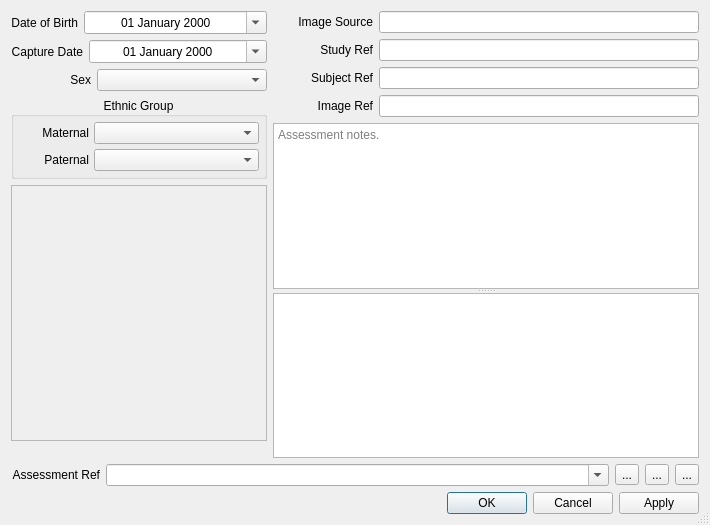
First picture: the form in forms/ScanInfoDialog.ui, repository frontiersi/FaceTools, before the edit.
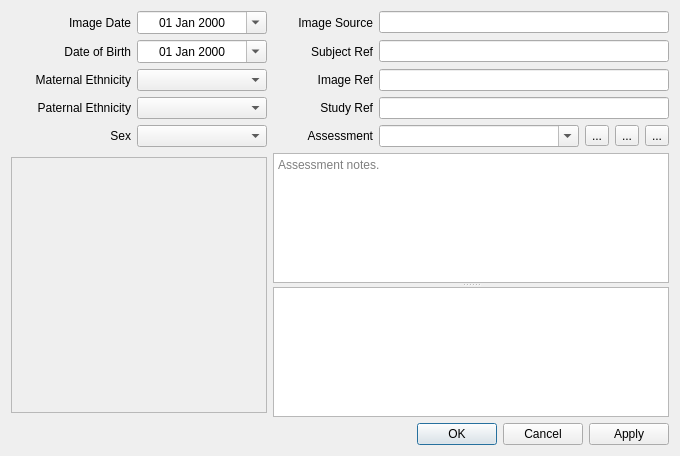
Second picture: the form after the edit. Icons and pictures are not drawn. Custom widgets are drawn as their Qt base class.

What changed in the file:
```diff
--- a/forms/ScanInfoDialog.ui
+++ b/forms/ScanInfoDialog.ui
@@ -6,8 +6,8 @@
    <rect>
     <x>0</x>
     <y>0</y>
-    <width>710</width>
-    <height>525</height>
+    <width>678</width>
+    <height>456</height>
    </rect>
   </property>
   <property name="sizePolicy">
@@ -30,106 +30,27 @@
     <normaloff>:/logos/window_icon.png</normaloff>:/logos/window_icon.png</iconset>
   </property>
   <property name="sizeGripEnabled">
-   <bool>true</bool>
+   <bool>false</bool>
   </property>
-  <layout class="QVBoxLayout" name="verticalLayout_4">
-   <property name="sizeConstraint">
-    <enum>QLayout::SetDefaultConstraint</enum>
-   </property>
+  <layout class="QVBoxLayout" name="verticalLayout">
    <item>
-    <layout class="QHBoxLayout" name="horizontalLayout_5" stretch="0,1">
-     <item>
-      <layout class="QVBoxLayout" name="verticalLayout_2" stretch="0,0,0,0,0,1">
-       <item>
-        <layout class="QHBoxLayout" name="horizontalLayout" stretch="0,1">
-         <item>
-          <widget class="QLabel" name="label_3">
-           <property name="sizePolicy">
-            <sizepolicy hsizetype="Maximum" vsizetype="Preferred">
-             <horstretch>0</horstretch>
-             <verstretch>0</verstretch>
-            </sizepolicy>
-           </property>
-           <property name="minimumSize">
-            <size>
-             <width>0</width>
-             <height>0</height>
-            </size>
-           </property>
-           <property name="maximumSize">
-            <size>
-             <width>80</width>
-             <height>16777215</height>
-            </size>
-           </property>
-           <property name="text">
-            <string>Date of Birth</string>
-           </property>
-           <property name="alignment">
-            <set>Qt::AlignRight|Qt::AlignTrailing|Qt::AlignVCenter</set>
-           </property>
-           <property name="buddy">
-            <cstring>dobDateEdit</cstring>
-           </property>
-          </widget>
-         </item>
-         <item>
-          <widget class="QDateEdit" name="dobDateEdit">
-           <property name="sizePolicy">
-            <sizepolicy hsizetype="Ignored" vsizetype="Preferred">
-             <horstretch>0</horstretch>
-             <verstretch>0</verstretch>
-            </sizepolicy>
-           </property>
-           <property name="minimumSize">
-            <size>
-             <width>120</width>
-             <height>0</height>
-            </size>
-           </property>
-           <property name="toolTip">
-            <string>When was the subject born?</string>
-           </property>
-           <property name="whatsThis">
-            <string>The subject's date of birth. Required to calculate the subject's age so that (together with sex and ethnicity) the significance of facial metrics can be accurately determined.</string>
-           </property>
-           <property name="alignment">
-            <set>Qt::AlignCenter</set>
-           </property>
-           <property name="displayFormat">
-            <string>dd MMMM yyyy</string>
-           </property>
-           <property name="calendarPopup">
-            <bool>true</bool>
-           </property>
-          </widget>
-         </item>
-        </layout>
-       </item>
-       <item>
-        <layout class="QHBoxLayout" name="horizontalLayout_4" stretch="0,1">
+    <layout class="QHBoxLayout" name="horizontalLayout_6" stretch="0,0,0,1">
          <item>
           <widget class="QLabel" name="label_4">
-           <property name="sizePolicy">
-            <sizepolicy hsizetype="Maximum" vsizetype="Preferred">
-             <horstretch>0</horstretch>
-             <verstretch>0</verstretch>
-            </sizepolicy>
-           </property>
            <property name="minimumSize">
             <size>
-             <width>0</width>
+         <width>120</width>
              <height>0</height>
             </size>
            </property>
            <property name="maximumSize">
             <size>
-             <width>80</width>
+         <width>16777215</width>
              <height>16777215</height>
             </size>
            </property>
            <property name="text">
-            <string>Capture Date</string>
+        <string>Image Date</string>
            </property>
            <property name="alignment">
             <set>Qt::AlignRight|Qt::AlignTrailing|Qt::AlignVCenter</set>
@@ -142,14 +63,14 @@
          <item>
           <widget class="QDateEdit" name="captureDateEdit">
            <property name="sizePolicy">
-            <sizepolicy hsizetype="Ignored" vsizetype="Preferred">
+        <sizepolicy hsizetype="Preferred" vsizetype="Fixed">
              <horstretch>0</horstretch>
              <verstretch>0</verstretch>
             </sizepolicy>
            </property>
            <property name="minimumSize">
             <size>
-             <width>120</width>
+         <width>130</width>
              <height>0</height>
             </size>
            </property>
@@ -163,262 +84,15 @@
             <set>Qt::AlignCenter</set>
            </property>
            <property name="displayFormat">
-            <string>dd MMMM yyyy</string>
+        <string>dd MMM yyyy</string>
            </property>
            <property name="calendarPopup">
             <bool>true</bool>
            </property>
           </widget>
          </item>
-        </layout>
-       </item>
-       <item>
-        <layout class="QHBoxLayout" name="horizontalLayout_2">
-         <item>
-          <widget class="QLabel" name="label_2">
-           <property name="sizePolicy">
-            <sizepolicy hsizetype="Preferred" vsizetype="Preferred">
-             <horstretch>0</horstretch>
-             <verstretch>0</verstretch>
-            </sizepolicy>
-           </property>
-           <property name="minimumSize">
-            <size>
-             <width>80</width>
-             <height>0</height>
-            </size>
-           </property>
-           <property name="maximumSize">
-            <size>
-             <width>80</width>
-             <height>16777215</height>
-            </size>
-           </property>
-           <property name="text">
-            <string>Sex</string>
-           </property>
-           <property name="alignment">
-            <set>Qt::AlignRight|Qt::AlignTrailing|Qt::AlignVCenter</set>
-           </property>
-           <property name="buddy">
-            <cstring>sexComboBox</cstring>
-           </property>
-          </widget>
-         </item>
-         <item>
-          <widget class="QComboBox" name="sexComboBox">
-           <property name="sizePolicy">
-            <sizepolicy hsizetype="Ignored" vsizetype="Preferred">
-             <horstretch>0</horstretch>
-             <verstretch>0</verstretch>
-            </sizepolicy>
-           </property>
-           <property name="minimumSize">
-            <size>
-             <width>120</width>
-             <height>0</height>
-            </size>
-           </property>
-           <property name="toolTip">
-            <string>The subject's sex.</string>
-           </property>
-           <property name="statusTip">
-            <string/>
-           </property>
-           <property name="whatsThis">
-            <string>&lt;html&gt;&lt;head/&gt;&lt;body&gt;&lt;p&gt;Subject's sex (not gender).&lt;/p&gt;&lt;/body&gt;&lt;/html&gt;</string>
-           </property>
-          </widget>
-         </item>
-        </layout>
-       </item>
-       <item>
-        <widget class="QGroupBox" name="groupBox">
-         <property name="maximumSize">
-          <size>
-           <width>256</width>
-           <height>16777215</height>
-          </size>
-         </property>
-         <property name="title">
-          <string>Ethnic Group</string>
-         </property>
-         <property name="alignment">
-          <set>Qt::AlignCenter</set>
-         </property>
-         <layout class="QVBoxLayout" name="verticalLayout">
-          <property name="spacing">
-           <number>5</number>
-          </property>
-          <property name="leftMargin">
-           <number>5</number>
-          </property>
-          <property name="topMargin">
-           <number>5</number>
-          </property>
-          <property name="rightMargin">
-           <number>5</number>
-          </property>
-          <property name="bottomMargin">
-           <number>5</number>
-          </property>
-          <item>
-           <layout class="QHBoxLayout" name="horizontalLayout_7" stretch="0,1">
-            <item>
-             <widget class="QLabel" name="label">
-              <property name="sizePolicy">
-               <sizepolicy hsizetype="Maximum" vsizetype="Preferred">
-                <horstretch>0</horstretch>
-                <verstretch>0</verstretch>
-               </sizepolicy>
-              </property>
-              <property name="minimumSize">
-               <size>
-                <width>70</width>
-                <height>0</height>
-               </size>
-              </property>
-              <property name="text">
-               <string>Maternal</string>
-              </property>
-              <property name="alignment">
-               <set>Qt::AlignRight|Qt::AlignTrailing|Qt::AlignVCenter</set>
-              </property>
-              <property name="buddy">
-               <cstring>maternalEthnicityComboBox</cstring>
-              </property>
-             </widget>
-            </item>
-            <item>
-             <widget class="QTools::TreeComboBox" name="maternalEthnicityComboBox">
-              <property name="sizePolicy">
-               <sizepolicy hsizetype="Preferred" vsizetype="Preferred">
-                <horstretch>0</horstretch>
-                <verstretch>0</verstretch>
-               </sizepolicy>
-              </property>
-              <property name="toolTip">
-               <string>Ethnicity of the subject's mother.</string>
-              </property>
-              <property name="whatsThis">
-               <string>Ethnic group categories are provided according to the Australian Bureau of Statistics &quot;1249.0 - Australian Standard Classification of Cultural and Ethnic Groups (ASCCEG), 2016&quot;.</string>
-              </property>
-             </widget>
-            </item>
-           </layout>
-          </item>
-          <item>
-           <layout class="QHBoxLayout" name="horizontalLayout_10" stretch="0,1">
-            <item>
-             <widget class="QLabel" name="label_5">
-              <property name="sizePolicy">
-               <sizepolicy hsizetype="Maximum" vsizetype="Preferred">
-                <horstretch>0</horstretch>
-                <verstretch>0</verstretch>
-               </sizepolicy>
-              </property>
-              <property name="minimumSize">
-               <size>
-                <width>70</width>
-                <height>0</height>
-               </size>
-              </property>
-              <property name="text">
-               <string>Paternal</string>
-              </property>
-              <property name="alignment">
-               <set>Qt::AlignRight|Qt::AlignTrailing|Qt::AlignVCenter</set>
-              </property>
-              <property name="buddy">
-               <cstring>paternalEthnicityComboBox</cstring>
-              </property>
-             </widget>
-            </item>
-            <item>
-             <widget class="QTools::TreeComboBox" name="paternalEthnicityComboBox">
-              <property name="sizePolicy">
-               <sizepolicy hsizetype="Preferred" vsizetype="Preferred">
-                <horstretch>0</horstretch>
-                <verstretch>0</verstretch>
-               </sizepolicy>
-              </property>
-              <property name="toolTip">
-               <string>Ethnicity of the subject's father.</string>
-              </property>
-              <property name="statusTip">
-               <string>Ethnic group categories are provided according to the Australian Bureau of Statistics &quot;1249.0 - Australian Standard Classification of Cultural and Ethnic Groups (ASCCEG), 2016&quot;.</string>
-              </property>
-             </widget>
-            </item>
-           </layout>
-          </item>
-         </layout>
-        </widget>
-       </item>
-       <item>
-        <widget class="QLabel" name="imageLabel">
-         <property name="sizePolicy">
-          <sizepolicy hsizetype="Maximum" vsizetype="Maximum">
-           <horstretch>0</horstretch>
-           <verstretch>0</verstretch>
-          </sizepolicy>
-         </property>
-         <property name="minimumSize">
-          <size>
-           <width>256</width>
-           <height>256</height>
-          </size>
-         </property>
-         <property name="maximumSize">
-          <size>
-           <width>256</width>
-           <height>256</height>
-          </size>
-         </property>
-         <property name="whatsThis">
-          <string/>
-         </property>
-         <property name="frameShape">
-          <enum>QFrame::StyledPanel</enum>
-         </property>
-         <property name="frameShadow">
-          <enum>QFrame::Sunken</enum>
-         </property>
-         <property name="text">
-          <string/>
-         </property>
-         <property name="alignment">
-          <set>Qt::AlignCenter</set>
-         </property>
-        </widget>
-       </item>
-       <item>
-        <spacer name="verticalSpacer">
-         <property name="orientation">
-          <enum>Qt::Vertical</enum>
-         </property>
-         <property name="sizeHint" stdset="0">
-          <size>
-           <width>20</width>
-           <height>40</height>
-          </size>
-         </property>
-        </spacer>
-       </item>
-      </layout>
-     </item>
-     <item>
-      <layout class="QVBoxLayout" name="verticalLayout_3">
-       <item>
-        <layout class="QHBoxLayout" name="horizontalLayout_9" stretch="0,1">
          <item>
           <widget class="QLabel" name="label_6">
-           <property name="sizePolicy">
-            <sizepolicy hsizetype="Preferred" vsizetype="Preferred">
-             <horstretch>0</horstretch>
-             <verstretch>0</verstretch>
-            </sizepolicy>
-           </property>
            <property name="minimumSize">
             <size>
              <width>100</width>
@@ -438,15 +112,9 @@
          </item>
          <item>
           <widget class="QLineEdit" name="sourceLineEdit">
-           <property name="sizePolicy">
-            <sizepolicy hsizetype="Preferred" vsizetype="Preferred">
-             <horstretch>0</horstretch>
-             <verstretch>0</verstretch>
-            </sizepolicy>
-           </property>
            <property name="minimumSize">
             <size>
-             <width>111</width>
+         <width>200</width>
              <height>0</height>
             </size>
            </property>
@@ -464,23 +132,23 @@
         </layout>
        </item>
        <item>
-        <layout class="QHBoxLayout" name="horizontalLayout_6" stretch="0,1">
+    <layout class="QHBoxLayout" name="horizontalLayout_4" stretch="0,0,0,1">
          <item>
-          <widget class="QLabel" name="label_8">
-           <property name="sizePolicy">
-            <sizepolicy hsizetype="Preferred" vsizetype="Preferred">
-             <horstretch>0</horstretch>
-             <verstretch>0</verstretch>
-            </sizepolicy>
-           </property>
+      <widget class="QLabel" name="label_3">
            <property name="minimumSize">
             <size>
-             <width>100</width>
+         <width>120</width>
              <height>0</height>
             </size>
            </property>
+       <property name="maximumSize">
+        <size>
+         <width>16777215</width>
+         <height>16777215</height>
+        </size>
+       </property>
            <property name="text">
-            <string>Study Ref</string>
+        <string>Date of Birth</string>
            </property>
            <property name="alignment">
             <set>Qt::AlignRight|Qt::AlignTrailing|Qt::AlignVCenter</set>
@@ -491,19 +159,25 @@
           </widget>
          </item>
          <item>
-          <widget class="QLineEdit" name="studyIdLineEdit">
+      <widget class="QDateEdit" name="dobDateEdit">
            <property name="sizePolicy">
-            <sizepolicy hsizetype="Preferred" vsizetype="Preferred">
+        <sizepolicy hsizetype="Preferred" vsizetype="Fixed">
              <horstretch>0</horstretch>
              <verstretch>0</verstretch>
             </sizepolicy>
            </property>
            <property name="minimumSize">
             <size>
-             <width>111</width>
+         <width>130</width>
              <height>0</height>
             </size>
            </property>
+       <property name="maximumSize">
+        <size>
+         <width>130</width>
+         <height>16777215</height>
+        </size>
+       </property>
            <property name="toolTip">
             <string>Study or reference code.</string>
            </property>
@@ -513,20 +187,16 @@
            <property name="alignment">
             <set>Qt::AlignCenter</set>
            </property>
-          </widget>
-         </item>
-        </layout>
-       </item>
-       <item>
-        <layout class="QHBoxLayout" name="horizontalLayout_12" stretch="0,1">
+       <property name="displayFormat">
+        <string>dd MMM yyyy</string>
+       </property>
+       <property name="calendarPopup">
+        <bool>true</bool>
+       </property>
+      </widget>
+     </item>
          <item>
           <widget class="QLabel" name="label_11">
-           <property name="sizePolicy">
-            <sizepolicy hsizetype="Preferred" vsizetype="Preferred">
-             <horstretch>0</horstretch>
-             <verstretch>0</verstretch>
-            </sizepolicy>
-           </property>
            <property name="minimumSize">
             <size>
              <width>100</width>
@@ -546,15 +216,9 @@
          </item>
          <item>
           <widget class="QLineEdit" name="subjectIdLineEdit">
-           <property name="sizePolicy">
-            <sizepolicy hsizetype="Preferred" vsizetype="Preferred">
-             <horstretch>0</horstretch>
-             <verstretch>0</verstretch>
-            </sizepolicy>
-           </property>
            <property name="minimumSize">
             <size>
-             <width>111</width>
+         <width>200</width>
              <height>0</height>
             </size>
            </property>
@@ -572,15 +236,62 @@
         </layout>
        </item>
        <item>
-        <layout class="QHBoxLayout" name="horizontalLayout_11" stretch="0,1">
+    <layout class="QHBoxLayout" name="horizontalLayout_3" stretch="0,0,0,1">
+     <item>
+      <widget class="QLabel" name="label">
+       <property name="minimumSize">
+        <size>
+         <width>120</width>
+         <height>0</height>
+        </size>
+       </property>
+       <property name="maximumSize">
+        <size>
+         <width>16777215</width>
+         <height>16777215</height>
+        </size>
+       </property>
+       <property name="text">
+        <string>Maternal Ethnicity</string>
+       </property>
+       <property name="alignment">
+        <set>Qt::AlignRight|Qt::AlignTrailing|Qt::AlignVCenter</set>
+       </property>
+       <property name="buddy">
+        <cstring>maternalEthnicityComboBox</cstring>
+       </property>
+      </widget>
+     </item>
+     <item>
+      <widget class="QTools::TreeComboBox" name="maternalEthnicityComboBox">
+       <property name="sizePolicy">
+        <sizepolicy hsizetype="Preferred" vsizetype="Fixed">
+         <horstretch>0</horstretch>
+         <verstretch>0</verstretch>
+        </sizepolicy>
+       </property>
+       <property name="minimumSize">
+        <size>
+         <width>130</width>
+         <height>0</height>
+        </size>
+       </property>
+       <property name="maximumSize">
+        <size>
+         <width>130</width>
+         <height>16777215</height>
+        </size>
+       </property>
+       <property name="toolTip">
+        <string>Ethnicity of the subject's mother.</string>
+       </property>
+       <property name="whatsThis">
+        <string>Ethnic group categories are provided according to the Australian Bureau of Statistics &quot;1249.0 - Australian Standard Classification of Cultural and Ethnic Groups (ASCCEG), 2016&quot;.</string>
+       </property>
+      </widget>
+     </item>
          <item>
           <widget class="QLabel" name="label_10">
-           <property name="sizePolicy">
-            <sizepolicy hsizetype="Preferred" vsizetype="Preferred">
-             <horstretch>0</horstretch>
-             <verstretch>0</verstretch>
-            </sizepolicy>
-           </property>
            <property name="minimumSize">
             <size>
              <width>100</width>
@@ -600,15 +311,9 @@
          </item>
          <item>
           <widget class="QLineEdit" name="imageIdLineEdit">
-           <property name="sizePolicy">
-            <sizepolicy hsizetype="Preferred" vsizetype="Preferred">
-             <horstretch>0</horstretch>
-             <verstretch>0</verstretch>
-            </sizepolicy>
-           </property>
            <property name="minimumSize">
             <size>
-             <width>111</width>
+         <width>200</width>
              <height>0</height>
             </size>
            </property>
@@ -626,68 +331,165 @@
         </layout>
        </item>
        <item>
-        <widget class="QSplitter" name="splitter">
+    <layout class="QHBoxLayout" name="horizontalLayout_2" stretch="0,0,0,1">
+     <item>
+      <widget class="QLabel" name="label_5">
+       <property name="minimumSize">
+        <size>
+         <width>120</width>
+         <height>0</height>
+        </size>
+       </property>
          <property name="maximumSize">
           <size>
            <width>16777215</width>
            <height>16777215</height>
           </size>
          </property>
-         <property name="orientation">
-          <enum>Qt::Vertical</enum>
-         </property>
-         <property name="childrenCollapsible">
-          <bool>false</bool>
-         </property>
-         <widget class="QPlainTextEdit" name="notesTextEdit">
+       <property name="text">
+        <string>Paternal Ethnicity</string>
+       </property>
+       <property name="alignment">
+        <set>Qt::AlignRight|Qt::AlignTrailing|Qt::AlignVCenter</set>
+       </property>
+       <property name="buddy">
+        <cstring>paternalEthnicityComboBox</cstring>
+       </property>
+      </widget>
+     </item>
+     <item>
+      <widget class="QTools::TreeComboBox" name="paternalEthnicityComboBox">
           <property name="sizePolicy">
-           <sizepolicy hsizetype="Preferred" vsizetype="Preferred">
+        <sizepolicy hsizetype="Preferred" vsizetype="Fixed">
             <horstretch>0</horstretch>
             <verstretch>0</verstretch>
            </sizepolicy>
           </property>
+       <property name="minimumSize">
+        <size>
+         <width>130</width>
+         <height>0</height>
+        </size>
+       </property>
+       <property name="maximumSize">
+        <size>
+         <width>130</width>
+         <height>16777215</height>
+        </size>
+       </property>
           <property name="toolTip">
-           <string>&lt;html&gt;&lt;head/&gt;&lt;body&gt;&lt;p&gt;Record assessment notes.&lt;/p&gt;&lt;/body&gt;&lt;/html&gt;</string>
+        <string>Ethnicity of the subject's father.</string>
+       </property>
+       <property name="statusTip">
+        <string>Ethnic group categories are provided according to the Australian Bureau of Statistics &quot;1249.0 - Australian Standard Classification of Cultural and Ethnic Groups (ASCCEG), 2016&quot;.</string>
+       </property>
+      </widget>
+     </item>
+     <item>
+      <widget class="QLabel" name="label_8">
+       <property name="minimumSize">
+        <size>
+         <width>100</width>
+         <height>0</height>
+        </size>
+       </property>
+       <property name="text">
+        <string>Study Ref</string>
+       </property>
+       <property name="alignment">
+        <set>Qt::AlignRight|Qt::AlignTrailing|Qt::AlignVCenter</set>
+       </property>
+       <property name="buddy">
+        <cstring>studyIdLineEdit</cstring>
+       </property>
+      </widget>
+     </item>
+     <item>
+      <widget class="QLineEdit" name="studyIdLineEdit">
+       <property name="minimumSize">
+        <size>
+         <width>200</width>
+         <height>0</height>
+        </size>
+       </property>
+       <property name="toolTip">
+        <string>Study or reference code.</string>
           </property>
           <property name="whatsThis">
-           <string>&lt;html&gt;&lt;head/&gt;&lt;body&gt;&lt;p&gt;Any useful information pertaining to the assessment of this individual can be input here and will be saved out into the 3DF file format.&lt;/p&gt;&lt;/body&gt;&lt;/html&gt;</string>
-          </property>
-          <property name="placeholderText">
-           <string>Assessment notes.</string>
-          </property>
-         </widget>
-         <widget class="QTextBrowser" name="hpoTermsTextBrowser">
+        <string>&lt;html&gt;&lt;head/&gt;&lt;body&gt;&lt;p&gt;Any relevent study reference  - may be left blank.&lt;/p&gt;&lt;/body&gt;&lt;/html&gt;</string>
+       </property>
+       <property name="alignment">
+        <set>Qt::AlignCenter</set>
+       </property>
+      </widget>
+     </item>
+    </layout>
+   </item>
+   <item>
+    <layout class="QHBoxLayout" name="horizontalLayout" stretch="0,0,0,1,0,0,0">
+     <item>
+      <widget class="QLabel" name="label_2">
+       <property name="minimumSize">
+        <size>
+         <width>120</width>
+         <height>0</height>
+        </size>
+       </property>
+       <property name="maximumSize">
+        <size>
+         <width>16777215</width>
+         <height>16777215</height>
+        </size>
+       </property>
+       <property name="text">
+        <string>Sex</string>
+       </property>
+       <property name="alignment">
+        <set>Qt::AlignRight|Qt::AlignTrailing|Qt::AlignVCenter</set>
+       </property>
+       <property name="buddy">
+        <cstring>sexComboBox</cstring>
+       </property>
+      </widget>
+     </item>
+     <item>
+      <widget class="QComboBox" name="sexComboBox">
           <property name="sizePolicy">
-           <sizepolicy hsizetype="Preferred" vsizetype="Preferred">
+        <sizepolicy hsizetype="Preferred" vsizetype="Fixed">
             <horstretch>0</horstretch>
             <verstretch>0</verstretch>
            </sizepolicy>
           </property>
+       <property name="minimumSize">
+        <size>
+         <width>130</width>
+         <height>0</height>
+        </size>
+       </property>
+       <property name="maximumSize">
+        <size>
+         <width>130</width>
+         <height>16777215</height>
+        </size>
+       </property>
           <property name="toolTip">
            <string/>
           </property>
           <property name="whatsThis">
-           <string>&lt;html&gt;&lt;head/&gt;&lt;body&gt;&lt;p&gt;A summary of any notable facial morphology found by Cliniface.&lt;/p&gt;&lt;/body&gt;&lt;/html&gt;</string>
-          </property>
-         </widget>
-        </widget>
-       </item>
-      </layout>
-     </item>
-    </layout>
-   </item>
-   <item>
-    <layout class="QHBoxLayout" name="horizontalLayout_3" stretch="0,1,0,0,0">
+        <string>&lt;html&gt;&lt;head/&gt;&lt;body&gt;&lt;p&gt;Subject's sex (not gender).&lt;/p&gt;&lt;/body&gt;&lt;/html&gt;</string>
+       </property>
+      </widget>
+     </item>
      <item>
       <widget class="QLabel" name="label_9">
-       <property name="sizePolicy">
-        <sizepolicy hsizetype="Maximum" vsizetype="Preferred">
-         <horstretch>0</horstretch>
-         <verstretch>0</verstretch>
-        </sizepolicy>
+       <property name="minimumSize">
+        <size>
+         <width>100</width>
+         <height>0</height>
+        </size>
        </property>
        <property name="text">
-        <string>Assessment Ref</string>
+        <string>Assessment</string>
        </property>
        <property name="alignment">
         <set>Qt::AlignRight|Qt::AlignTrailing|Qt::AlignVCenter</set>
@@ -699,11 +501,11 @@
      </item>
      <item>
       <widget class="QComboBox" name="assessorComboBox">
-       <property name="sizePolicy">
-        <sizepolicy hsizetype="Ignored" vsizetype="Preferred">
-         <horstretch>0</horstretch>
-         <verstretch>0</verstretch>
-        </sizepolicy>
+       <property name="minimumSize">
+        <size>
+         <width>200</width>
+         <height>0</height>
+        </size>
        </property>
        <property name="toolTip">
         <string>Name of the assessing clinician.</string>
@@ -769,6 +571,118 @@
      </item>
     </layout>
    </item>
+   <item>
+    <layout class="QHBoxLayout" name="horizontalLayout_5">
+     <item>
+      <widget class="QLabel" name="imageLabel">
+       <property name="sizePolicy">
+        <sizepolicy hsizetype="Fixed" vsizetype="Fixed">
+         <horstretch>0</horstretch>
+         <verstretch>0</verstretch>
+        </sizepolicy>
+       </property>
+       <property name="minimumSize">
+        <size>
+         <width>256</width>
+         <height>256</height>
+        </size>
+       </property>
+       <property name="maximumSize">
+        <size>
+         <width>256</width>
+         <height>256</height>
+        </size>
+       </property>
+       <property name="font">
+        <font>
+         <kerning>false</kerning>
+        </font>
+       </property>
+       <property name="whatsThis">
+        <string/>
+       </property>
+       <property name="frameShape">
+        <enum>QFrame::StyledPanel</enum>
+       </property>
+       <property name="frameShadow">
+        <enum>QFrame::Sunken</enum>
+       </property>
+       <property name="lineWidth">
+        <number>1</number>
+       </property>
+       <property name="midLineWidth">
+        <number>1</number>
+       </property>
+       <property name="text">
+        <string/>
+       </property>
+       <property name="alignment">
+        <set>Qt::AlignCenter</set>
+       </property>
+      </widget>
+     </item>
+     <item>
+      <widget class="QSplitter" name="splitter">
+       <property name="minimumSize">
+        <size>
+         <width>0</width>
+         <height>256</height>
+        </size>
+       </property>
+       <property name="maximumSize">
+        <size>
+         <width>16777215</width>
+         <height>256</height>
+        </size>
+       </property>
+       <property name="orientation">
+        <enum>Qt::Vertical</enum>
+       </property>
+       <property name="childrenCollapsible">
+        <bool>false</bool>
+       </property>
+       <widget class="QPlainTextEdit" name="notesTextEdit">
+        <property name="sizePolicy">
+         <sizepolicy hsizetype="Maximum" vsizetype="Maximum">
+          <horstretch>0</horstretch>
+          <verstretch>0</verstretch>
+         </sizepolicy>
+        </property>
+        <property name="toolTip">
+         <string>Personalised assessment notes can be added here.</string>
+        </property>
+        <property name="whatsThis">
+         <string>Any useful information pertaining to the assessment of this subject&lt;br&gt;
+can be input here and will be saved out into the 3DF file format.</string>
+        </property>
+        <property name="placeholderText">
+         <string>Assessment notes.</string>
+        </property>
+       </widget>
+       <widget class="QTextBrowser" name="hpoTermsTextBrowser">
+        <property name="sizePolicy">
+         <sizepolicy hsizetype="Maximum" vsizetype="Maximum">
+          <horstretch>0</horstretch>
+          <verstretch>0</verstretch>
+         </sizepolicy>
+        </property>
+        <property name="mouseTracking">
+         <bool>true</bool>
+        </property>
+        <property name="toolTip">
+         <string>The list of any detected atypical facial traits (from those available in the database).</string>
+        </property>
+        <property name="whatsThis">
+         <string/>
+        </property>
+        <property name="openExternalLinks">
+         <bool>true</bool>
+        </property>
+       </widget>
+      </widget>
+     </item>
+    </layout>
+   </item>
    <item>
     <widget class="QDialogButtonBox" name="buttonBox">
      <property name="sizePolicy">
```
Left out of the diff: 19 changed lines with no effect on the pictures. Lines whose indentation alone changed are shown as unchanged.
